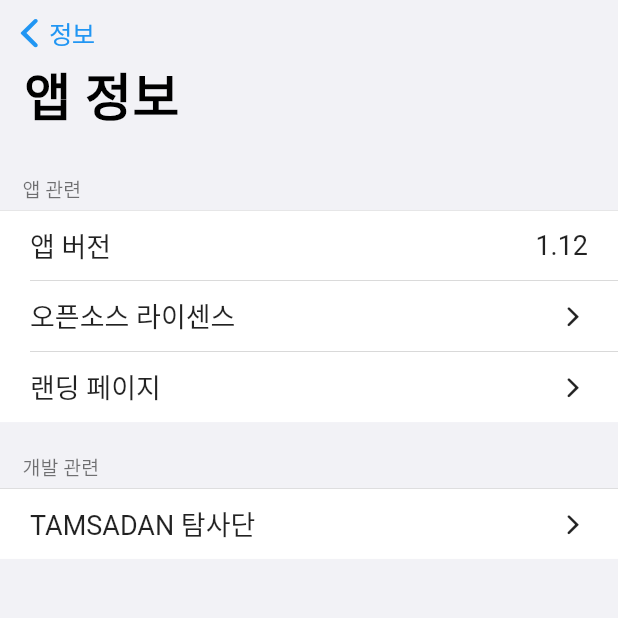
After one commit to TAMSADAN/coryn-mobile, a Flutter app: the screen it shows after launch, item 3 of the bottom bar chosen, after a tap on "앱 정보", on a phone screen of 412 x 824 dp, the top half of it. The commit adds this screen. Run offline on Flutter 3.47's test engine with Material 2 defaults, Android fonts, the phone set to English and light mode, and no system bars; our stand-ins replace syncfusion_flutter_calendar, syncfusion_flutter_charts; network calls fail.

Commit message:
refactor: attach item

```diff
--- /dev/null
+++ b/mobile/lib/pages/information/components/content_item.dart
@@ -0,0 +1,29 @@
+import 'package:flutter/material.dart';
+
+class ContentItem extends StatelessWidget {
+  final String title;
+  final String content;
+
+  const ContentItem({Key? key, required this.title, required this.content})
+      : super(key: key);
+
+  @override
+  Widget build(BuildContext context) {
+    return Padding(
+      padding: const EdgeInsets.only(left: 20, right: 20, top: 10, bottom: 10),
+      child: Row(
+        mainAxisAlignment: MainAxisAlignment.spaceBetween,
+        children: [
+          Text(
+            title,
+            style: TextStyle(fontSize: 18),
+          ),
+          Text(
+            content,
+            style: TextStyle(fontSize: 18),
+          )
+        ],
+      ),
+    );
+  }
+}
--- /dev/null
+++ b/mobile/lib/pages/information/components/item_line.dart
@@ -0,0 +1,14 @@
+import 'package:flutter/material.dart';
+
+class ItemLine extends StatelessWidget {
+  const ItemLine({Key? key}) : super(key: key);
+
+  @override
+  Widget build(BuildContext context) {
+    return Padding(
+      padding: const EdgeInsets.only(left: 20.0),
+      child:
+          Container(height: 0.1, width: double.infinity, color: Colors.black),
+    );
+  }
+}
--- /dev/null
+++ b/mobile/lib/pages/information/components/link_item.dart
@@ -0,0 +1,33 @@
+import 'package:flutter/material.dart';
+import 'package:flutter/cupertino.dart';
+
+class LinkItem extends StatelessWidget {
+  final String title;
+  final String contentUri;
+
+  const LinkItem({Key? key, required this.title, required this.contentUri})
+      : super(key: key);
+
+  @override
+  Widget build(BuildContext context) {
+    return Padding(
+      padding: const EdgeInsets.only(left: 20, right: 20, top: 10, bottom: 10),
+      child: Row(
+        mainAxisAlignment: MainAxisAlignment.spaceBetween,
+        children: [
+          Text(
+            title,
+            style: TextStyle(fontSize: 18),
+          ),
+          Padding(
+            padding: const EdgeInsets.only(right: 0),
+            child: Icon(
+              CupertinoIcons.forward,
+              size: 20,
+            ),
+          ),
+        ],
+      ),
+    );
+  }
+}
--- /dev/null
+++ b/mobile/lib/pages/information/information_app_page.dart
@@ -0,0 +1,81 @@
+import 'package:flutter/material.dart';
+import 'package:flutter/cupertino.dart';
+import 'package:mobile/pages/information/components/information_list_item.dart';
+import 'package:mobile/pages/list_cover.dart';
+import 'package:mobile/pages/components/base_sub_title.dart';
+import 'package:mobile/pages/information/components/content_item.dart';
+import 'package:mobile/pages/information/components/link_item.dart';
+import 'package:mobile/pages/information/components/item_line.dart';
+
+class InformationAppPage extends StatelessWidget {
+  const InformationAppPage({Key? key}) : super(key: key);
+
+  @override
+  Widget build(BuildContext context) {
+    return Scaffold(
+        backgroundColor: const Color(0xfff2f2f6),
+        body: NestedScrollView(
+          headerSliverBuilder: (BuildContext context, bool innerboxIsScrolled) {
+            return <Widget>[
+              CupertinoSliverNavigationBar(
+                backgroundColor: const Color(0xfff2f2f6),
+                border: Border(),
+                largeTitle: Text("앱 정보"),
+                previousPageTitle: "정보",
+              ),
+            ];
+          },
+          body: ListView(
+            children: [
+              BaseSubTitle("앱 관련"),
+              Column(
+                children: [
+                  Container(
+                    height: 0.2,
+                    width: double.infinity,
+                    color: Colors.black,
+                  ),
+                  Container(
+                    width: double.infinity,
+                    decoration: BoxDecoration(color: Colors.white),
+                    child: Column(
+                      crossAxisAlignment: CrossAxisAlignment.start,
+                      children: [
+                        ContentItem(title: "앱 버전", content: "1.12"),
+                        ItemLine(),
+                        LinkItem(title: "오픈소스 라이센스", contentUri: "testUri"),
+                        ItemLine(),
+                        LinkItem(
+                          title: "랜딩 페이지",
+                          contentUri: "testUri",
+                        ),
+                      ],
+                    ),
+                  ),
+                ],
+              ),
+              BaseSubTitle("개발 관련"),
+              Column(
+                children: [
+                  Container(
+                    height: 0.2,
+                    width: double.infinity,
+                    color: Colors.black,
+                  ),
+                  Container(
+                    width: double.infinity,
+                    decoration: BoxDecoration(color: Colors.white),
+                    child: Column(
+                      crossAxisAlignment: CrossAxisAlignment.start,
+                      children: [
+                        LinkItem(title: "TAMSADAN 탐사단", contentUri: "testUri"),
+                      ],
+                    ),
+                  ),
+                ],
+              )
+            ],
+          ),
+        ));
+  }
+}
--- a/mobile/lib/pages/information/information_page.dart
+++ b/mobile/lib/pages/information/information_page.dart
@@ -2,9 +2,10 @@ import 'package:flutter/cupertino.dart';
 import 'package:flutter/material.dart';
 import 'package:mobile/pages/components/base_app_bar.dart';
 import 'package:mobile/pages/components/base_sub_title.dart';
-import 'package:mobile/pages/information/information_caution.dart';
-import 'package:mobile/pages/information/information_list_item.dart';
+import 'package:mobile/pages/information/components/information_caution.dart';
+import 'package:mobile/pages/information/components/information_list_item.dart';
 import 'package:mobile/pages/list_cover.dart';
+import 'package:mobile/pages/information/information_app_page.dart';
 
 class InformationPage extends StatelessWidget {
   const InformationPage({Key? key}) : super(key: key);
@@ -30,8 +31,17 @@ class InformationPage extends StatelessWidget {
               ListCover(
                 Column(
                   children: [
-                    InformationListItem(CupertinoIcons.info_circle,
-                        Colors.white, Colors.blueAccent, "앱 정보"),
+                    GestureDetector(
+                      onTap: () {
+                        Navigator.push(
+                          context,
+                          MaterialPageRoute(
+                              builder: (context) => const InformationAppPage()),
+                        );
+                      },
+                      child: InformationListItem(CupertinoIcons.info_circle,
+                          Colors.white, Colors.blueAccent, "앱 정보"),
+                    ),
                   ],
                 ),
               ),
```
Also changed, not shown: mobile/lib/pages/information/components/information_caution.dart (renamed from mobile/lib/pages/information/information_caution.dart), mobile/lib/pages/information/components/information_list_item.dart (renamed from mobile/lib/pages/information/information_list_item.dart).
